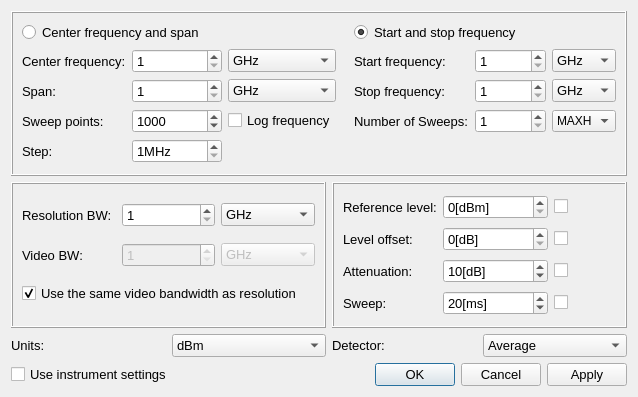
Above: scan_settings.ui from erespebrn/Near_Field_Scanner_GUI before the change. Below: the same form after it.
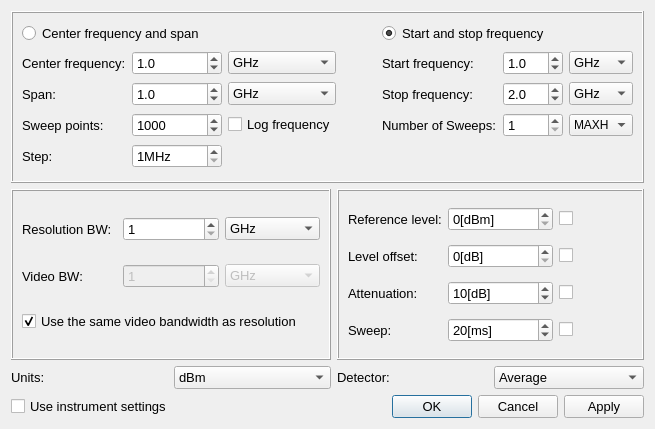
That is the form after the change.

The edit to the form file:
```diff
--- a/scan_settings.ui
+++ b/scan_settings.ui
@@ -6,8 +6,8 @@
    <rect>
     <x>0</x>
     <y>0</y>
-    <width>638</width>
-    <height>397</height>
+    <width>655</width>
+    <height>429</height>
    </rect>
   </property>
   <property name="sizePolicy">
@@ -76,21 +76,6 @@
         <enum>QFrame::Raised</enum>
        </property>
        <layout class="QGridLayout" name="gridLayout_4">
-        <item row="1" column="1">
-         <widget class="QSpinBox" name="center_freq_spinbox">
-          <property name="font">
-           <font>
-            <pointsize>10</pointsize>
-           </font>
-          </property>
-          <property name="minimum">
-           <number>1</number>
-          </property>
-          <property name="maximum">
-           <number>99000</number>
-          </property>
-         </widget>
-        </item>
         <item row="3" column="4">
          <widget class="QLabel" name="label_7">
           <property name="font">
@@ -299,21 +284,6 @@
           </property>
          </widget>
         </item>
-        <item row="2" column="5">
-         <widget class="QSpinBox" name="stop_freq_spinbox">
-          <property name="font">
-           <font>
-            <pointsize>10</pointsize>
-           </font>
-          </property>
-          <property name="minimum">
-           <number>1</number>
-          </property>
-          <property name="maximum">
-           <number>1000000</number>
-          </property>
-         </widget>
-        </item>
         <item row="1" column="0">
          <widget class="QLabel" name="label">
           <property name="font">
@@ -355,21 +325,6 @@
           </item>
          </widget>
         </item>
-        <item row="1" column="5">
-         <widget class="QSpinBox" name="start_freq_spinbox">
-          <property name="font">
-           <font>
-            <pointsize>10</pointsize>
-           </font>
-          </property>
-          <property name="minimum">
-           <number>1</number>
-          </property>
-          <property name="maximum">
-           <number>1000000</number>
-          </property>
-         </widget>
-        </item>
         <item row="2" column="2">
          <widget class="QComboBox" name="frequency_dropdown_span">
           <property name="font">
@@ -399,21 +354,6 @@
           </item>
          </widget>
         </item>
-        <item row="2" column="1">
-         <widget class="QSpinBox" name="spanfreq_spinbox">
-          <property name="font">
-           <font>
-            <pointsize>10</pointsize>
-           </font>
-          </property>
-          <property name="minimum">
-           <number>1</number>
-          </property>
-          <property name="maximum">
-           <number>99000</number>
-          </property>
-         </widget>
-        </item>
         <item row="3" column="1">
          <widget class="QSpinBox" name="sweep_points_spinbox">
           <property name="font">
@@ -454,6 +394,75 @@
           </property>
          </spacer>
         </item>
+        <item row="1" column="1">
+         <widget class="QDoubleSpinBox" name="center_freq_spinbox">
+          <property name="font">
+           <font>
+            <pointsize>10</pointsize>
+           </font>
+          </property>
+          <property name="decimals">
+           <number>1</number>
+          </property>
+          <property name="value">
+           <double>1.000000000000000</double>
+          </property>
+         </widget>
+        </item>
+        <item row="2" column="1">
+         <widget class="QDoubleSpinBox" name="spanfreq_spinbox">
+          <property name="font">
+           <font>
+            <pointsize>10</pointsize>
+           </font>
+          </property>
+          <property name="decimals">
+           <number>1</number>
+          </property>
+          <property name="value">
+           <double>1.000000000000000</double>
+          </property>
+         </widget>
+        </item>
+        <item row="1" column="5">
+         <widget class="QDoubleSpinBox" name="start_freq_spinbox">
+          <property name="font">
+           <font>
+            <pointsize>10</pointsize>
+           </font>
+          </property>
+          <property name="decimals">
+           <number>1</number>
+          </property>
+          <property name="maximum">
+           <double>999.899999999999977</double>
+          </property>
+          <property name="value">
+           <double>1.000000000000000</double>
+          </property>
+         </widget>
+        </item>
+        <item row="2" column="5">
+         <widget class="QDoubleSpinBox" name="stop_freq_spinbox">
+          <property name="font">
+           <font>
+            <pointsize>10</pointsize>
+           </font>
+          </property>
+          <property name="decimals">
+           <number>1</number>
+          </property>
+          <property name="minimum">
+           <double>0.100000000000000</double>
+          </property>
+          <property name="maximum">
+           <double>999.899999999999977</double>
+          </property>
+          <property name="value">
+           <double>2.000000000000000</double>
+          </property>
+         </widget>
+        </item>
        </layout>
       </widget>
      </item>
```
